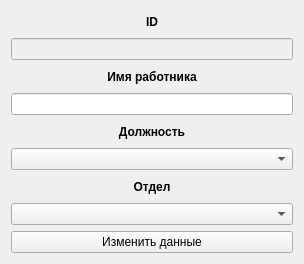
AndrewKom/KursovaiBDSqlserver, file izmenenierab.ui: the form before one commit.
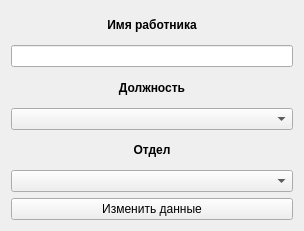
The form after the commit.

```diff
--- a/izmenenierab.ui
+++ b/izmenenierab.ui
@@ -7,24 +7,14 @@
     <x>0</x>
     <y>0</y>
     <width>304</width>
-    <height>264</height>
+    <height>231</height>
    </rect>
   </property>
   <property name="windowTitle">
    <string>Form</string>
   </property>
   <layout class="QGridLayout" name="gridLayout">
-   <item row="8" column="0">
-    <widget class="QPushButton" name="pushButton">
-     <property name="text">
-      <string>Изменить данные</string>
-     </property>
-    </widget>
-   </item>
-   <item row="5" column="0">
-    <widget class="QComboBox" name="comboBox"/>
-   </item>
-   <item row="4" column="0">
+   <item row="2" column="0">
     <widget class="QLabel" name="label_2">
      <property name="font">
       <font>
@@ -39,28 +29,25 @@
      </property>
     </widget>
    </item>
-   <item row="3" column="0">
-    <widget class="QLineEdit" name="lineEdit"/>
+   <item row="4" column="0">
+    <widget class="QLabel" name="label_3">
+     <property name="font">
+      <font>
+       <bold>true</bold>
+      </font>
+     </property>
+     <property name="text">
+      <string>Отдел</string>
+     </property>
+     <property name="alignment">
+      <set>Qt::AlignCenter</set>
+     </property>
+    </widget>
    </item>
    <item row="1" column="0">
-    <widget class="QLineEdit" name="lineEdit_2">
-     <property name="enabled">
-      <bool>false</bool>
-     </property>
-     <property name="font">
-      <font>
-       <bold>true</bold>
-      </font>
-     </property>
-     <property name="acceptDrops">
-      <bool>true</bool>
-     </property>
-     <property name="alignment">
-      <set>Qt::AlignCenter</set>
-     </property>
-    </widget>
+    <widget class="QLineEdit" name="lineEdit"/>
    </item>
-   <item row="2" column="0">
+   <item row="0" column="0">
     <widget class="QLabel" name="label">
      <property name="font">
       <font>
@@ -75,36 +62,16 @@
      </property>
     </widget>
    </item>
-   <item row="6" column="0">
-    <widget class="QLabel" name="label_3">
-     <property name="font">
-      <font>
-       <bold>true</bold>
-      </font>
-     </property>
-     <property name="text">
-      <string>Отдел</string>
-     </property>
-     <property name="alignment">
-      <set>Qt::AlignCenter</set>
-     </property>
-    </widget>
+   <item row="3" column="0">
+    <widget class="QComboBox" name="comboBox"/>
    </item>
-   <item row="7" column="0">
+   <item row="5" column="0">
     <widget class="QComboBox" name="comboBox_2"/>
    </item>
-   <item row="0" column="0">
-    <widget class="QLabel" name="label_4">
-     <property name="font">
-      <font>
-       <bold>true</bold>
-      </font>
-     </property>
+   <item row="6" column="0">
+    <widget class="QPushButton" name="pushButton">
      <property name="text">
-      <string>ID</string>
-     </property>
-     <property name="alignment">
-      <set>Qt::AlignCenter</set>
+      <string>Изменить данные</string>
      </property>
     </widget>
    </item>
```
